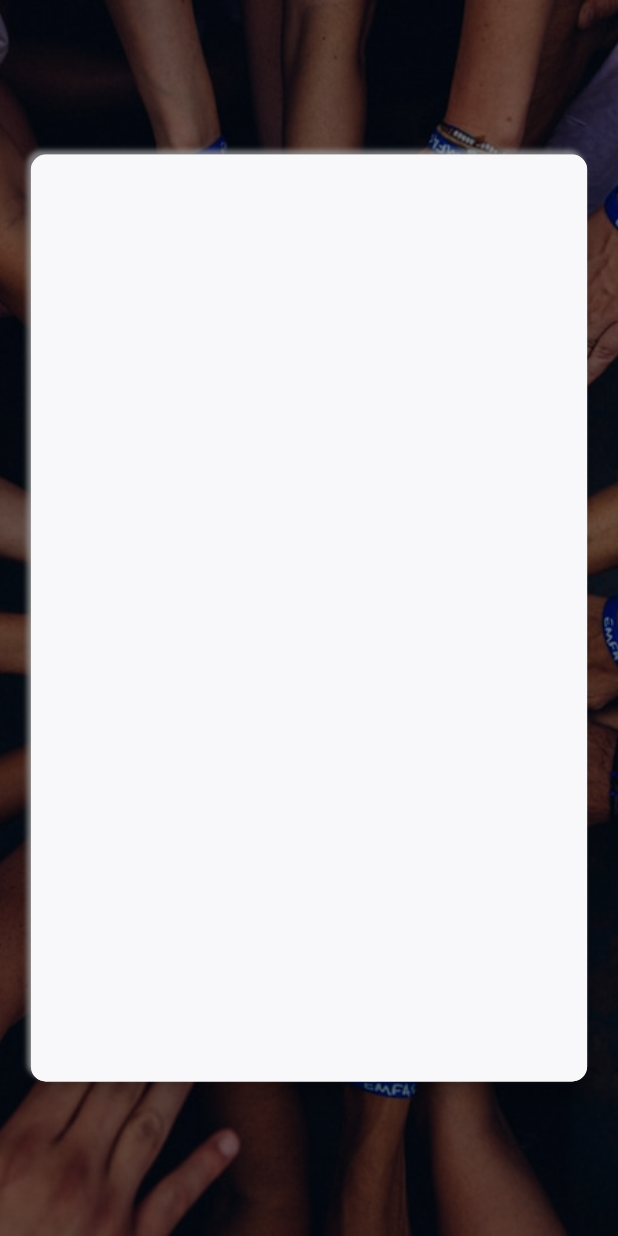
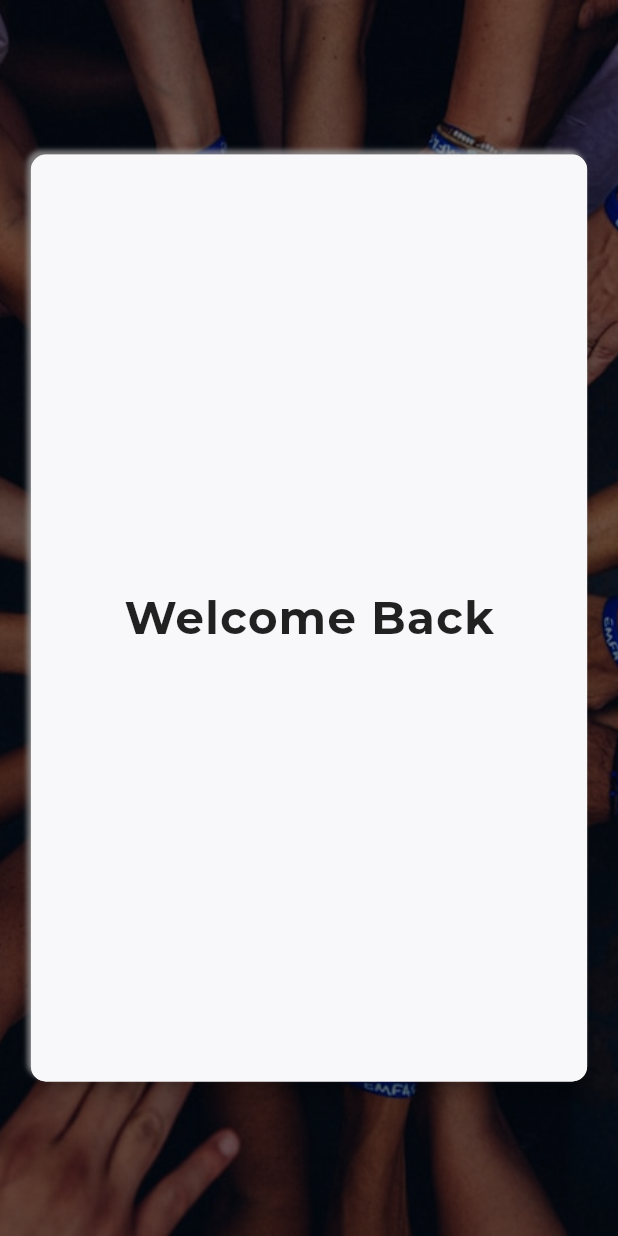
Before and after one commit to margaiwangara/untitled_project, a Flutter app: the screen it shows after launch, on a phone screen of 412 x 824 dp. Run offline on Flutter 3.47's test engine with Material 2 defaults, Android fonts, the phone set to English and light mode, and no system bars; our stand-ins replace google_fonts, wakelock.

```diff
--- a/lib/ui/login.dart
+++ b/lib/ui/login.dart
@@ -47,6 +47,22 @@ class _LoginState extends State<Login> {
             ),
           ],
         ),
+        child: Padding(
+            padding: const EdgeInsets.symmetric(
+              horizontal: 15.0,
+              vertical: 10.0,
+            ),
+            child: Column(
+              mainAxisAlignment: MainAxisAlignment.center,
+              crossAxisAlignment: CrossAxisAlignment.center,
+              mainAxisSize: MainAxisSize.max,
+              children: <Widget>[
+                Text(
+                  'Welcome Back',
+                  style: Theme.of(context).textTheme.title,
+                ),
+              ],
+            )),
       ),
     );
   }
```
Also changed, not shown: lib/widget/theme.dart (+6 -5 lines).
